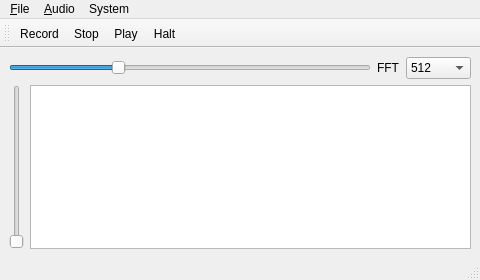
Before: the Qt Designer form anatalk/ui_anatalk.ui in kellyjf/anatalk, drawn with Qt 5.
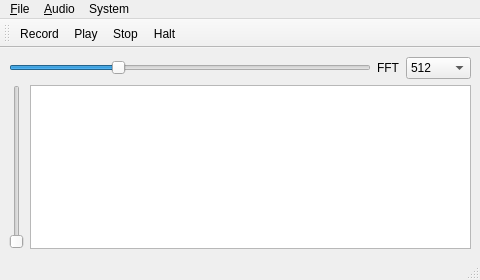
After: the same form once the commit is applied. Icons and pictures are not drawn. Custom widgets are drawn as their Qt base class.

What changed in the file:
```diff
--- a/anatalk/ui_anatalk.ui
+++ b/anatalk/ui_anatalk.ui
@@ -144,8 +144,8 @@
     <bool>false</bool>
    </attribute>
    <addaction name="action_Record"/>
-   <addaction name="action_Stop"/>
    <addaction name="action_Play"/>
+   <addaction name="action_Stop"/>
    <addaction name="action_Halt"/>
   </widget>
   <action name="action_Open">
```
Left out of the diff: 22 changed lines with no effect on the pictures.
